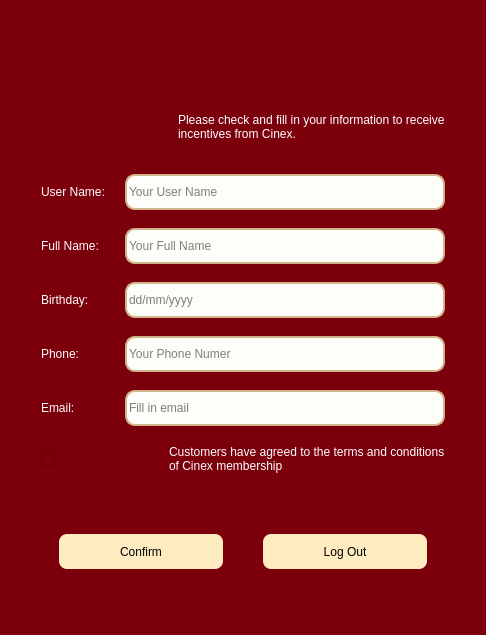
Old version of the form ui/user/UserInforUi.ui in the repository nhuanh1070/FinalProject.
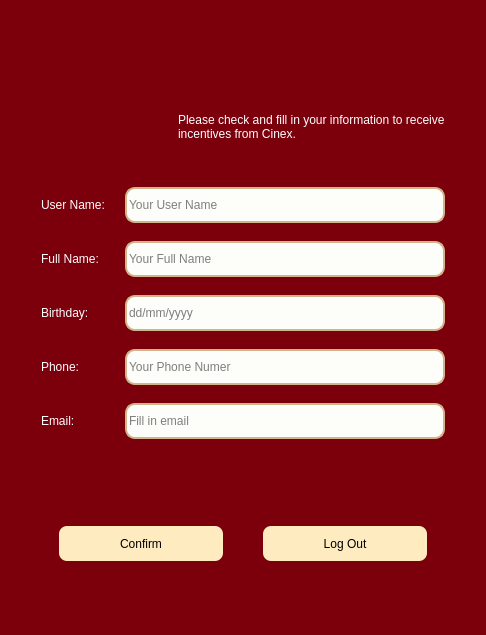
New version of the form. Icons and pictures are not drawn.

```diff
--- a/ui/user/UserInforUi.ui
+++ b/ui/user/UserInforUi.ui
@@ -572,40 +572,6 @@
                <property name="bottomMargin">
                 <number>0</number>
                </property>
-               <item alignment="Qt::AlignLeft">
-                <widget class="QCheckBox" name="checkBox">
-                 <property name="minimumSize">
-                  <size>
-                   <width>30</width>
-                   <height>30</height>
-                  </size>
-                 </property>
-                 <property name="styleSheet">
-                  <string notr="true"/>
-                 </property>
-                 <property name="text">
-                  <string/>
-                 </property>
-                 <property name="iconSize">
-                  <size>
-                   <width>32</width>
-                   <height>32</height>
-                  </size>
-                 </property>
-                </widget>
-               </item>
-               <item alignment="Qt::AlignLeft">
-                <widget class="QLabel" name="label_8">
-                 <property name="styleSheet">
-                  <string notr="true">color: rgb(254, 254, 255);
-font: 63 12pt &quot;Segoe UI Semibold&quot;;</string>
-                 </property>
-                 <property name="text">
-                  <string>
-Customers have agreed to the terms and conditions &lt;br&gt; of Cinex membership</string>
-                 </property>
-                </widget>
-               </item>
               </layout>
              </widget>
             </item>
```
